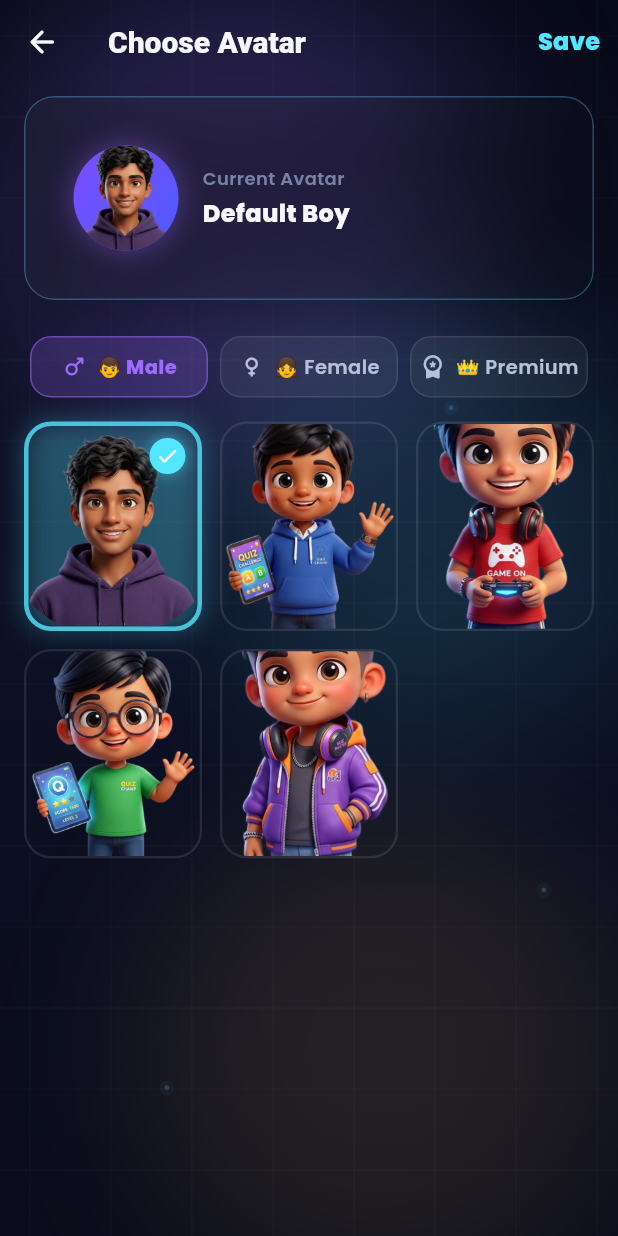
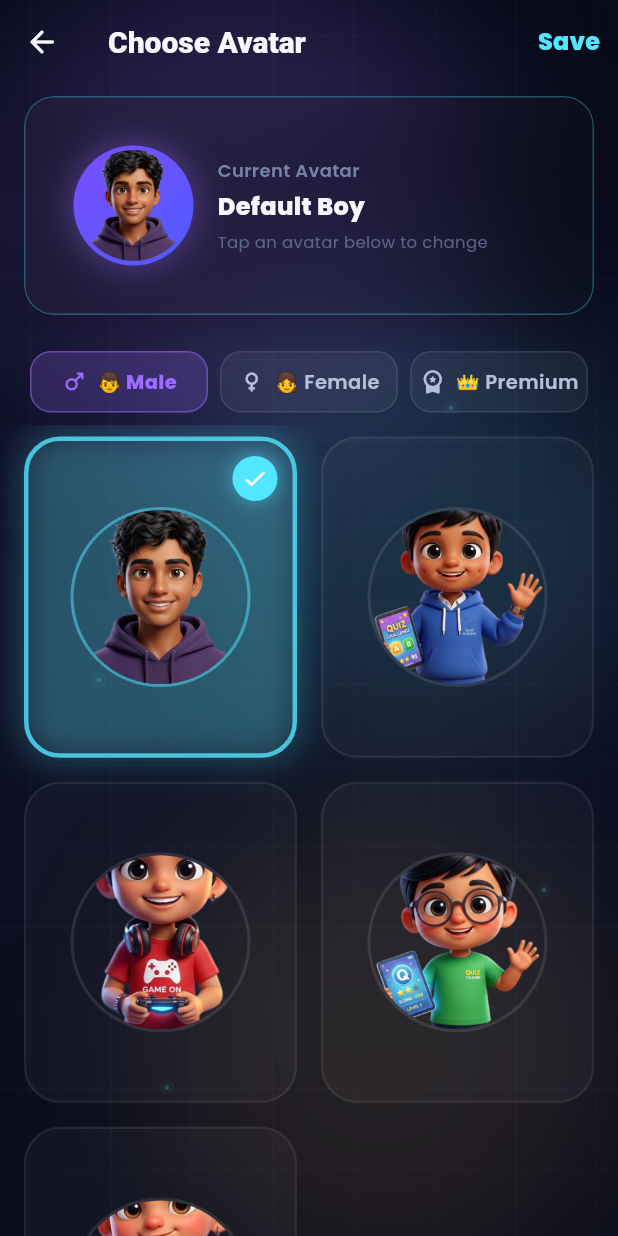
Before and after one commit to Keshab1997/quizbaaz-flutter, a Flutter app: the AvatarSelectionScreen screen opened directly, on a phone screen of 412 x 824 dp. Run offline on Flutter 3.47's test engine with Material 3 defaults, Android fonts, the phone set to English and light mode, and no system bars; our stand-ins replace cloud_firestore, confetti, firebase_auth, firebase_core, google_fonts, google_sign_in and 2 more; accounts and stored records are empty.

Commit message:
Improve avatar selection screen with larger circular avatars
- Changed grid from 3 columns to 2 columns for larger avatars
- Avatars now display in circular crop (120x120)
- Current avatar preview enlarged (80x80)
- Better visual feedback for selection
- Improved premium lock overlay
- Added helper text 'Tap an avatar below to change'

```diff
--- a/lib/presentation/screens/profile/avatar_selection_screen.dart
+++ b/lib/presentation/screens/profile/avatar_selection_screen.dart
@@ -94,28 +94,37 @@ class _AvatarSelectionScreenState extends State<AvatarSelectionScreen> {
           padding: const EdgeInsets.all(16),
           child: Row(
             children: [
-              // Current Avatar
+              // Current Avatar (larger circular)
               Container(
-                width: 70,
-                height: 70,
+                width: 80,
+                height: 80,
                 decoration: BoxDecoration(
                   shape: BoxShape.circle,
                   gradient: AppColors.primaryGradient,
                   boxShadow: [
                     BoxShadow(
                       color: AppColors.neonPurple.withValues(alpha: 0.4),
-                      blurRadius: 15,
+                      blurRadius: 20,
+                      spreadRadius: 2,
                     ),
                   ],
+                ),
+                child: Container(
+                  margin: const EdgeInsets.all(3),
+                  decoration: const BoxDecoration(
+                    shape: BoxShape.circle,
                   ),
                   child: ClipOval(
                     child: Image.asset(
                       currentAvatar,
                       fit: BoxFit.cover,
+                      width: 74,
+                      height: 74,
                       errorBuilder: (_, __, ___) => const Icon(
                         Icons.person_rounded,
                         color: Colors.white,
-                      size: 36,
+                        size: 40,
+                      ),
                     ),
                   ),
                 ),
@@ -142,22 +151,33 @@ class _AvatarSelectionScreenState extends State<AvatarSelectionScreen> {
                         fontWeight: FontWeight.w800,
                       ),
                     ),
+                    const SizedBox(height: 4),
+                    Text(
+                      'Tap an avatar below to change',
+                      style: TextStyle(
+                        color: AppColors.textMuted.withValues(alpha: 0.7),
+                        fontSize: 11,
+                      ),
+                    ),
                   ],
                 ),
               ),
               // Preview selected
               if (_selectedAvatar != null && _selectedAvatar != currentAvatar)
                 Container(
-                  padding: const EdgeInsets.symmetric(horizontal: 10, vertical: 6),
+                  padding:
+                      const EdgeInsets.symmetric(horizontal: 10, vertical: 6),
                   decoration: BoxDecoration(
                     color: AppColors.neonGold.withValues(alpha: 0.15),
                     borderRadius: BorderRadius.circular(10),
-                    border: Border.all(color: AppColors.neonGold.withValues(alpha: 0.4)),
+                    border: Border.all(
+                        color: AppColors.neonGold.withValues(alpha: 0.4)),
                   ),
                   child: const Row(
                     mainAxisSize: MainAxisSize.min,
                     children: [
-                      Icon(Icons.check_circle, color: AppColors.neonGold, size: 16),
+                      Icon(Icons.check_circle,
+                          color: AppColors.neonGold, size: 16),
                       SizedBox(width: 4),
                       Text(
                         'New',
@@ -260,9 +280,9 @@ class _AvatarSelectionScreenState extends State<AvatarSelectionScreen> {
       padding: const EdgeInsets.fromLTRB(16, 8, 16, 100),
       physics: const BouncingScrollPhysics(),
       gridDelegate: const SliverGridDelegateWithFixedCrossAxisCount(
-        crossAxisCount: 3,
-        mainAxisSpacing: 12,
-        crossAxisSpacing: 12,
+        crossAxisCount: 2,
+        mainAxisSpacing: 16,
+        crossAxisSpacing: 16,
         childAspectRatio: 0.85,
       ),
       itemCount: avatars.length,
@@ -301,7 +321,7 @@ class _AvatarSelectionScreenState extends State<AvatarSelectionScreen> {
       child: AnimatedContainer(
         duration: const Duration(milliseconds: 200),
         decoration: BoxDecoration(
-          borderRadius: BorderRadius.circular(18),
+          borderRadius: BorderRadius.circular(24),
           border: Border.all(
             color: isSelected
                 ? AppColors.neonCyan.withValues(alpha: 0.8)
@@ -314,26 +334,49 @@ class _AvatarSelectionScreenState extends State<AvatarSelectionScreen> {
               ? [
                   BoxShadow(
                     color: AppColors.neonCyan.withValues(alpha: 0.3),
-                    blurRadius: 15,
+                    blurRadius: 20,
+                    spreadRadius: 2,
                   )
                 ]
               : null,
         ),
         child: ClipRRect(
-          borderRadius: BorderRadius.circular(16),
+          borderRadius: BorderRadius.circular(22),
           child: Stack(
             fit: StackFit.expand,
             children: [
-              // Avatar Image
-              Image.asset(
+              // Avatar Image (circular crop)
+              Container(
+                color: Colors.white.withValues(alpha: 0.03),
+                child: Center(
+                  child: Container(
+                    width: 120,
+                    height: 120,
+                    decoration: BoxDecoration(
+                      shape: BoxShape.circle,
+                      border: Border.all(
+                        color: isSelected
+                            ? AppColors.neonCyan.withValues(alpha: 0.5)
+                            : Colors.white.withValues(alpha: 0.1),
+                        width: 2,
+                      ),
+                    ),
+                    child: ClipOval(
+                      child: Image.asset(
                         avatar,
                         fit: BoxFit.cover,
+                        width: 120,
+                        height: 120,
                         errorBuilder: (_, __, ___) => Container(
                           color: Colors.white.withValues(alpha: 0.05),
                           child: const Icon(
                             Icons.person_rounded,
                             color: AppColors.textMuted,
-                    size: 40,
+                            size: 50,
+                          ),
+                        ),
+                      ),
+                    ),
                   ),
                 ),
               ),
@@ -341,24 +384,24 @@ class _AvatarSelectionScreenState extends State<AvatarSelectionScreen> {
               // Selected indicator
               if (isSelected)
                 Positioned(
-                  top: 8,
-                  right: 8,
+                  top: 10,
+                  right: 10,
                   child: Container(
-                    padding: const EdgeInsets.all(4),
+                    padding: const EdgeInsets.all(6),
                     decoration: BoxDecoration(
                       color: AppColors.neonCyan,
                       shape: BoxShape.circle,
                       boxShadow: [
                         BoxShadow(
                           color: AppColors.neonCyan.withValues(alpha: 0.5),
-                          blurRadius: 8,
+                          blurRadius: 10,
                         ),
                       ],
                     ),
                     child: const Icon(
                       Icons.check_rounded,
                       color: Colors.white,
-                      size: 16,
+                      size: 18,
                     ),
                   ),
                 ),
@@ -366,23 +409,41 @@ class _AvatarSelectionScreenState extends State<AvatarSelectionScreen> {
               // Premium lock overlay
               if (isPremium && !isOwned)
                 Container(
-                  color: Colors.black.withValues(alpha: 0.5),
-                  child: const Center(
+                  color: Colors.black.withValues(alpha: 0.6),
+                  child: Center(
                     child: Column(
                       mainAxisSize: MainAxisSize.min,
                       children: [
-                        Icon(
+                        Container(
+                          padding: const EdgeInsets.all(12),
+                          decoration: BoxDecoration(
+                            color: AppColors.neonGold.withValues(alpha: 0.2),
+                            shape: BoxShape.circle,
+                            border: Border.all(
+                              color: AppColors.neonGold.withValues(alpha: 0.5),
+                            ),
+                          ),
+                          child: const Icon(
                             Icons.lock_rounded,
                             color: AppColors.neonGold,
-                          size: 28,
+                            size: 30,
                           ),
-                        SizedBox(height: 4),
-                        Text(
+                        ),
+                        const SizedBox(height: 8),
+                        Container(
+                          padding: const EdgeInsets.symmetric(
+                              horizontal: 12, vertical: 4),
+                          decoration: BoxDecoration(
+                            color: AppColors.neonGold.withValues(alpha: 0.2),
+                            borderRadius: BorderRadius.circular(8),
+                          ),
+                          child: const Text(
                             'SHOP',
                             style: TextStyle(
                               color: AppColors.neonGold,
-                            fontSize: 10,
+                              fontSize: 11,
                               fontWeight: FontWeight.w900,
+                            ),
                           ),
                         ),
                       ],
@@ -393,25 +454,28 @@ class _AvatarSelectionScreenState extends State<AvatarSelectionScreen> {
               // Premium badge
               if (isPremium && isOwned)
                 Positioned(
-                  bottom: 8,
-                  left: 8,
+                  bottom: 10,
+                  left: 10,
                   child: Container(
-                    padding: const EdgeInsets.symmetric(horizontal: 6, vertical: 2),
+                    padding:
+                        const EdgeInsets.symmetric(horizontal: 8, vertical: 4),
                     decoration: BoxDecoration(
                       color: AppColors.neonGold.withValues(alpha: 0.2),
-                      borderRadius: BorderRadius.circular(6),
-                      border: Border.all(color: AppColors.neonGold.withValues(alpha: 0.5)),
+                      borderRadius: BorderRadius.circular(8),
+                      border: Border.all(
+                          color: AppColors.neonGold.withValues(alpha: 0.5)),
                     ),
                     child: const Row(
                       mainAxisSize: MainAxisSize.min,
                       children: [
-                        Icon(Icons.verified, color: AppColors.neonGold, size: 10),
-                        SizedBox(width: 2),
+                        Icon(Icons.verified,
+                            color: AppColors.neonGold, size: 12),
+                        SizedBox(width: 4),
                         Text(
                           'OWNED',
                           style: TextStyle(
                             color: AppColors.neonGold,
-                            fontSize: 8,
+                            fontSize: 10,
                             fontWeight: FontWeight.w900,
                           ),
                         ),
```
Lines whose indentation alone changed are shown as unchanged.
